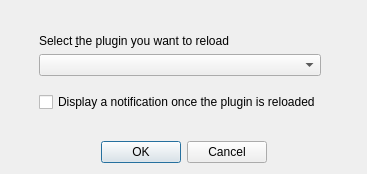
The window that configurereloaderbase.ui (borysiasty/plugin_reloader) describes before a commit, drawn with Qt 5.
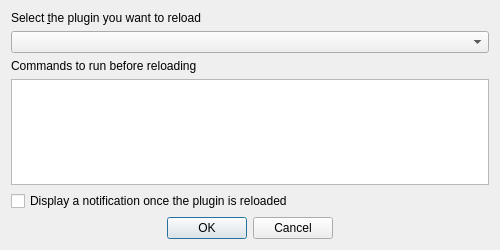
The same window after the commit.

Commit message: add ability to run extra shell commands before reloading

```diff
--- a/configurereloaderbase.ui
+++ b/configurereloaderbase.ui
@@ -7,14 +7,20 @@
    <rect>
     <x>0</x>
     <y>0</y>
-    <width>367</width>
-    <height>174</height>
+    <width>500</width>
+    <height>250</height>
    </rect>
   </property>
+  <property name="sizePolicy">
+   <sizepolicy hsizetype="Preferred" vsizetype="Preferred">
+    <horstretch>0</horstretch>
+    <verstretch>0</verstretch>
+   </sizepolicy>
+  </property>
   <property name="maximumSize">
    <size>
     <width>500</width>
-    <height>200</height>
+    <height>300</height>
    </size>
   </property>
   <property name="contextMenuPolicy">
@@ -26,73 +32,18 @@
   <property name="whatsThis">
    <string/>
   </property>
-  <layout class="QGridLayout" name="gridLayout_2">
-   <item row="5" column="1">
-    <widget class="QCheckBox" name="cbNotifications">
-     <property name="sizePolicy">
-      <sizepolicy hsizetype="Expanding" vsizetype="Fixed">
-       <horstretch>0</horstretch>
-       <verstretch>0</verstretch>
-      </sizepolicy>
-     </property>
-     <property name="toolTip">
-      <string>&lt;html&gt;&lt;head/&gt;&lt;body&gt;&lt;p&gt;Push a notification about the successful reload to the QGIS message bar.&lt;/p&gt;&lt;p&gt;&lt;span style=&quot; font-weight:600;&quot;&gt;Chceck this&lt;/span&gt;, it you like to be sure you reloaded the rigth plugin.&lt;/p&gt;&lt;p&gt;&lt;span style=&quot; font-weight:600;&quot;&gt;Uncheck this&lt;/span&gt;, if you hate trivial notifications covering error messages fom the plugin.&lt;/p&gt;&lt;/body&gt;&lt;/html&gt;</string>
-     </property>
+  <layout class="QVBoxLayout" name="verticalLayout">
+   <item>
+    <widget class="QLabel" name="label">
      <property name="text">
-      <string>Display a notification once the plugin is reloaded</string>
+      <string>Select &amp;the plugin you want to reload</string>
+     </property>
+     <property name="buddy">
+      <cstring>comboPlugin</cstring>
      </property>
     </widget>
    </item>
-   <item row="8" column="0" colspan="4">
-    <layout class="QHBoxLayout" name="horizontalLayout">
-     <item>
-      <widget class="QDialogButtonBox" name="buttonBox">
-       <property name="focusPolicy">
-        <enum>Qt::NoFocus</enum>
-       </property>
-       <property name="standardButtons">
-        <set>QDialogButtonBox::Cancel|QDialogButtonBox::Ok</set>
-       </property>
-       <property name="centerButtons">
-        <bool>true</bool>
-       </property>
-      </widget>
-     </item>
-    </layout>
-   </item>
-   <item row="3" column="3">
-    <spacer name="horizontalSpacer_2">
-     <property name="orientation">
-      <enum>Qt::Horizontal</enum>
-     </property>
-     <property name="sizeType">
-      <enum>QSizePolicy::Preferred</enum>
-     </property>
-     <property name="sizeHint" stdset="0">
-      <size>
-       <width>40</width>
-       <height>20</height>
-      </size>
-     </property>
-    </spacer>
-   </item>
-   <item row="3" column="0">
-    <spacer name="horizontalSpacer_3">
-     <property name="orientation">
-      <enum>Qt::Horizontal</enum>
-     </property>
-     <property name="sizeType">
-      <enum>QSizePolicy::Preferred</enum>
-     </property>
-     <property name="sizeHint" stdset="0">
-      <size>
-       <width>40</width>
-       <height>20</height>
-      </size>
-     </property>
-    </spacer>
-   </item>
-   <item row="3" column="1">
+   <item>
     <widget class="QComboBox" name="comboPlugin">
      <property name="sizePolicy">
       <sizepolicy hsizetype="Expanding" vsizetype="Fixed">
@@ -111,57 +62,44 @@
      </property>
     </widget>
    </item>
-   <item row="6" column="1">
-    <spacer name="verticalSpacer">
-     <property name="orientation">
-      <enum>Qt::Vertical</enum>
+   <item>
+    <widget class="QLabel" name="label_2">
+     <property name="text">
+      <string>Commands to run before reloading</string>
      </property>
-     <property name="sizeHint" stdset="0">
-      <size>
-       <width>20</width>
-       <height>40</height>
-      </size>
-     </property>
-    </spacer>
+    </widget>
    </item>
-   <item row="0" column="1">
-    <spacer name="verticalSpacer_2">
-     <property name="orientation">
-      <enum>Qt::Vertical</enum>
+   <item>
+    <widget class="QPlainTextEdit" name="pteExtraCommands"/>
+   </item>
+   <item>
+    <widget class="QCheckBox" name="cbNotifications">
+     <property name="sizePolicy">
+      <sizepolicy hsizetype="Expanding" vsizetype="Fixed">
+       <horstretch>0</horstretch>
+       <verstretch>0</verstretch>
+      </sizepolicy>
      </property>
-     <property name="sizeHint" stdset="0">
-      <size>
-       <width>20</width>
-       <height>40</height>
-      </size>
+     <property name="toolTip">
+      <string>&lt;html&gt;&lt;head/&gt;&lt;body&gt;&lt;p&gt;Push a notification about the successful reload to the QGIS message bar.&lt;/p&gt;&lt;p&gt;&lt;span style=&quot; font-weight:600;&quot;&gt;Chceck this&lt;/span&gt;, it you like to be sure you reloaded the rigth plugin.&lt;/p&gt;&lt;p&gt;&lt;span style=&quot; font-weight:600;&quot;&gt;Uncheck this&lt;/span&gt;, if you hate trivial notifications covering error messages fom the plugin.&lt;/p&gt;&lt;/body&gt;&lt;/html&gt;</string>
      </property>
-    </spacer>
-   </item>
-   <item row="1" column="1">
-    <widget class="QLabel" name="label">
      <property name="text">
-      <string>Select &amp;the plugin you want to reload</string>
+      <string>Display a notification once the plugin is reloaded</string>
      </property>
-     <property name="buddy">
-      <cstring>comboPlugin</cstring>
-     </property>
     </widget>
    </item>
-   <item row="4" column="1">
-    <spacer name="verticalSpacer_3">
-     <property name="orientation">
-      <enum>Qt::Vertical</enum>
+   <item>
+    <widget class="QDialogButtonBox" name="buttonBox">
+     <property name="focusPolicy">
+      <enum>Qt::NoFocus</enum>
      </property>
-     <property name="sizeType">
-      <enum>QSizePolicy::Fixed</enum>
+     <property name="standardButtons">
+      <set>QDialogButtonBox::Cancel|QDialogButtonBox::Ok</set>
      </property>
-     <property name="sizeHint" stdset="0">
-      <size>
-       <width>20</width>
-       <height>10</height>
-      </size>
+     <property name="centerButtons">
+      <bool>true</bool>
      </property>
-    </spacer>
+    </widget>
    </item>
   </layout>
  </widget>
```
The commit also changes 1 other file.
